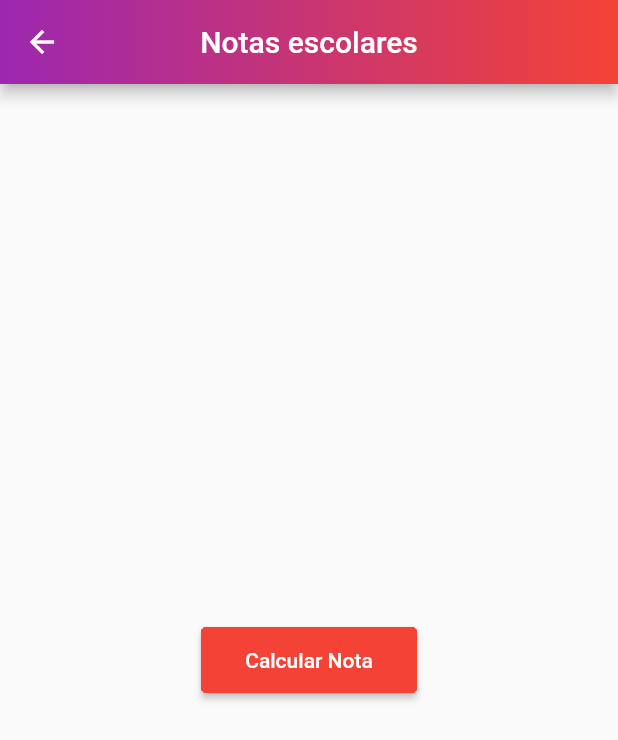
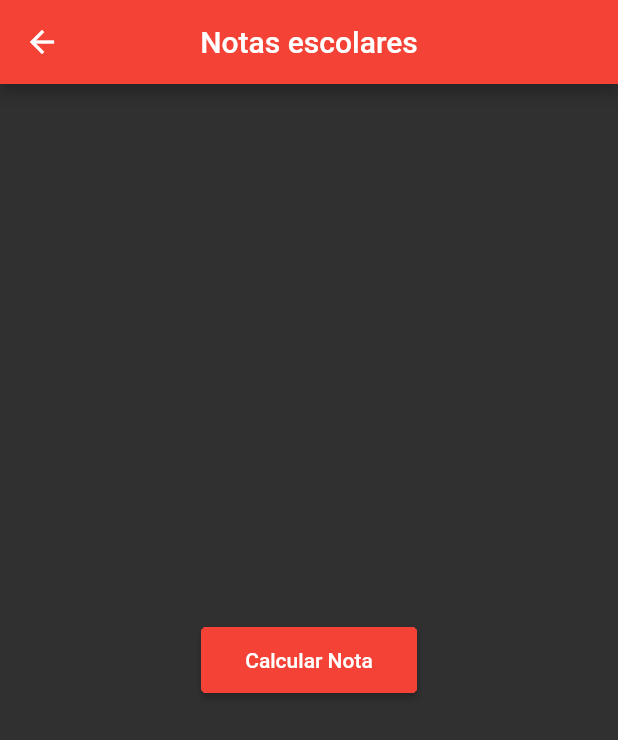
Before and after one commit to guilhermeSchiochet/LLynProjectDart, a Flutter app: the screen it shows after launch, after a tap on "Notas", on a phone screen of 412 x 824 dp. Shown: the top 740 px of the screen. Run offline on Flutter 3.47's test engine with Material 2 defaults, Android fonts, the phone set to English and light mode, and no system bars.

Commit message:
<llyn> Header home

```diff
--- a/vllynproject/lib/View/notas_escolares.view.dart
+++ b/vllynproject/lib/View/notas_escolares.view.dart
@@ -23,11 +23,12 @@ class Notas  extends State<NotasEscolaresView> {
     return AppBar(
       title: Text('Notas escolares'),
       centerTitle: true,
-      leading: IconButton(icon: Icon(Icons.arrow_back), onPressed: () {Navigator.pop(context);},),
-      flexibleSpace: Container(
-        decoration: BoxDecoration(
-          gradient: LinearGradient(colors: [Colors.purple, Colors.red])
-        ),
+      backgroundColor: Color.fromARGB(255, 244, 67, 54),
+      leading: IconButton(
+        icon: Icon(Icons.arrow_back),
+        onPressed: () {
+          Navigator.pop(context);
+        },
       ),
     );
   }
--- a/vllynproject/lib/View/principal.view.dart
+++ b/vllynproject/lib/View/principal.view.dart
@@ -1,6 +1,7 @@
 import 'package:flutter/material.dart';
 import 'package:vllynproject/View/notas_escolares.view.dart';
 import 'package:vllynproject/componente/botao.dart';
+import 'package:vllynproject/componente/header.dart';
 
 class PrincipalView extends StatefulWidget {
   const PrincipalView({Key? key}) : super(key: key);
@@ -19,31 +20,20 @@ class _ListaEnqueteViewState extends State<PrincipalView> {
     return Scaffold(
       drawer: returnEndDrawer(),
       body: this._montaConteudo(),
-      appBar: PreferredSize(
-        preferredSize: Size.fromRadius(30),
-        child: this._returnAppBar(),
-      )
-    );
-  }
-
-  AppBar _returnAppBar(){
-    return AppBar(
-      title: Text('LLynProject'),
-      centerTitle: true,
-      flexibleSpace: Container(
-        decoration: BoxDecoration(
-          gradient: LinearGradient(colors: [Color.fromARGB(255, 156, 39, 176), Color.fromARGB(255, 244, 67, 54)])
-        ),
-      ),
     );
   }
 
   Widget? _montaConteudo(){
-    return Column(
-      mainAxisAlignment: MainAxisAlignment.center,
-      children: [
-        this.returnBotao(),
-      ],
+    return Padding(
+        padding: EdgeInsets.all(10),
+        child: Column(
+          mainAxisAlignment: MainAxisAlignment.spaceBetween,
+          crossAxisAlignment: CrossAxisAlignment.center,
+          children: [
+            Header(),
+            this.returnBotao(),
+          ],
+        )
     );
   }
 
@@ -63,16 +53,9 @@ class _ListaEnqueteViewState extends State<PrincipalView> {
       child: ListView(
         padding: EdgeInsets.all(0.0),
         children: [
-          UserAccountsDrawerHeader(accountName: Text(nome), accountEmail: Text(gmail),
-          decoration: BoxDecoration(
-             gradient: LinearGradient(colors: [Colors.purple, Colors.red])
-          ),
-            currentAccountPicture: Center(
-              child: CircleAvatar(
-                backgroundImage: NetworkImage('https://picsum.photos/250?image=9'),
-                backgroundColor: Colors.transparent,
-              ),
-            ),
+          UserAccountsDrawerHeader(
+            accountName: Text(nome),
+            accountEmail: Text(gmail),
           ),
           ListTile(
             title:  Text("Fechar"),
--- /dev/null
+++ b/vllynproject/lib/componente/header.dart
@@ -0,0 +1,44 @@
+import 'package:flutter/material.dart';
+
+class Header extends StatelessWidget {
+  const Header({Key? key}) : super(key: key);
+
+  @override
+  Widget build(BuildContext context) {
+    return Column(
+      children: [
+        SizedBox(height: 20),
+        Text(
+          "LLynProject!",
+          style: TextStyle(
+            fontFamily: "VT323",
+            fontSize: 32,
+            fontWeight: FontWeight.w700,
+            color: Color.fromARGB(255, 244, 67, 54),
+          ),
+        ),
+        SizedBox(height: 20),
+        Text(
+          "Meu primeiro App",
+          style: TextStyle(
+            fontSize: 18,
+            fontWeight: FontWeight.w500,
+            color: Color.fromARGB(255, 255, 255, 255),
+          ),
+        ),
+        Padding(
+          padding: const EdgeInsets.all(44),
+          child: TextField(
+            onChanged: (text) {},
+            decoration: InputDecoration(
+                labelText: "Procurar",
+                hintText: "Informe tal dado",
+                prefixIcon: Icon(Icons.search),
+                border: OutlineInputBorder(
+                    borderRadius: BorderRadius.all(Radius.circular(25.0)))),
+          ),
+        ),
+      ],
+    );
+  }
+}
--- a/vllynproject/lib/controller/notas_escolares.controller.dart
+++ b/vllynproject/lib/controller/notas_escolares.controller.dart
@@ -1,3 +1,7 @@
-class NotasEscolaresController{
+class NotasEscolaresController {
+  static final NotasEscolaresController notasEscolares =
+      NotasEscolaresController._();
+  NotasEscolaresController._();
+
 
 }
--- a/vllynproject/lib/main.dart
+++ b/vllynproject/lib/main.dart
@@ -14,6 +14,7 @@ class MyApp extends StatelessWidget {
       debugShowCheckedModeBanner: false,
       title: 'Flutter Demo',
       theme: ThemeData(
+      brightness: Brightness.dark
       ),
       home: PrincipalView()
     );
```
Also changed, not shown: 1 other file.
